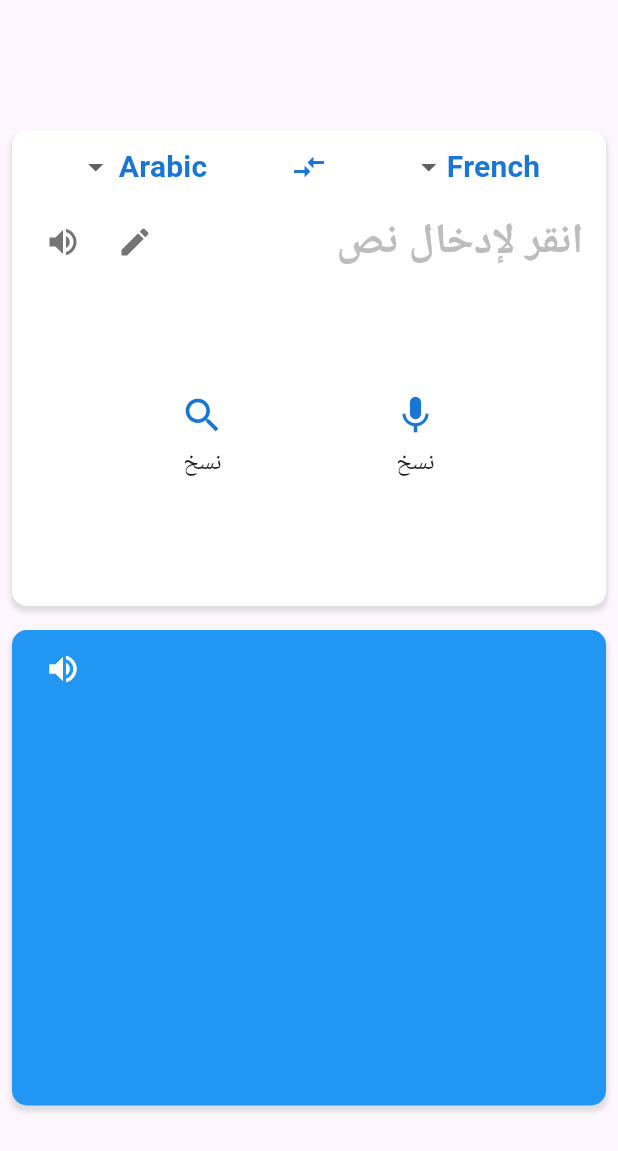
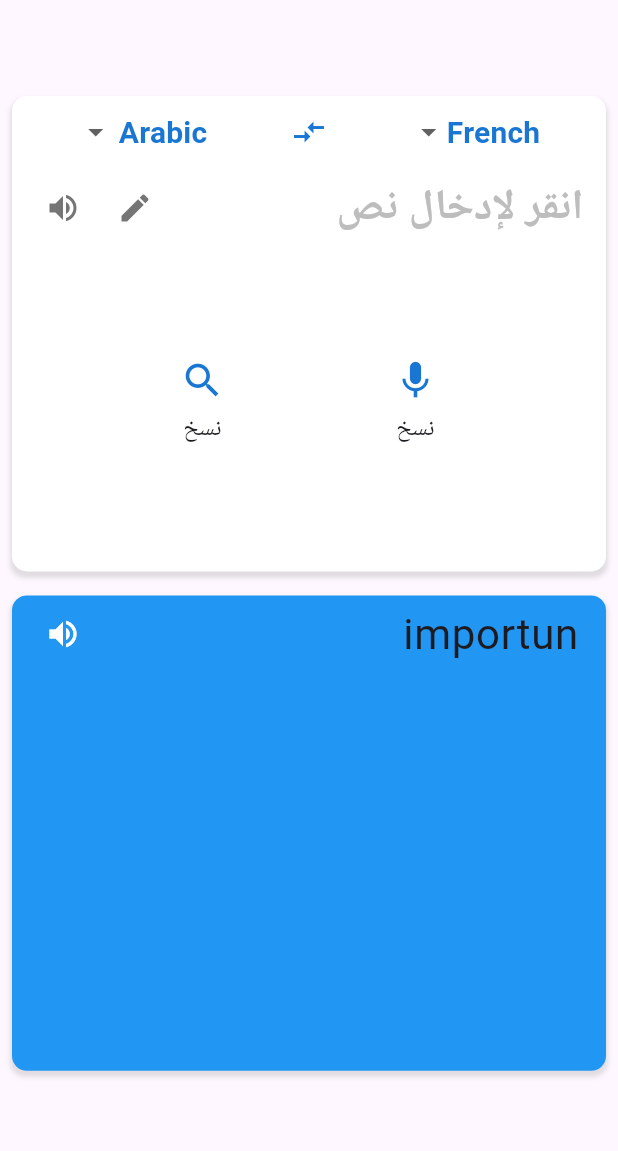
Before and after one commit to KhalidMeftu/fun_with_flutter_speech_to_text_text_to_speech, a Flutter app: the screen it shows after launch, after a tap on the "compare arrows" icon, after a tap on "نسخ", on a phone screen of 412 x 824 dp. Shown: the top 1151 px of the screen. Run offline on Flutter 3.47's test engine with Material 2 defaults, Android fonts, the phone set to English and light mode, and no system bars; our stand-ins replace easy_localization, flutter_tts, speech_to_text.

Commit message:
added map translation functionality

```diff
--- a/lib/home_page.dart
+++ b/lib/home_page.dart
@@ -12,16 +12,15 @@ class UserHome extends StatefulWidget {
 }
 
 class _UserHomeState extends State<UserHome> {
-  final FlutterTts flutterTts= FlutterTts();
+  final FlutterTts flutterTts = FlutterTts();
   final TextEditingController _controller = TextEditingController();
   final TextEditingController _controller2 = TextEditingController();
   FocusNode focusNode = FocusNode();
   String _selectedFromLanguage = 'French';
   String _selectedToLanguage = 'Arabic';
-  bool isTransalated=false;
+  bool isTransalated = false;
   late speachToText.SpeechToText _speech;
   bool _isListening = false;
-
 
   @override
   void initState() {
@@ -30,12 +29,14 @@ class _UserHomeState extends State<UserHome> {
 
     super.initState();
   }
+
   @override
   Widget build(BuildContext context) {
     return Scaffold(
-      body:
-      Center(
-        child: Column(
+      appBar:AppBar(),
+      body: SingleChildScrollView(
+        child:
+        Column(
           crossAxisAlignment: CrossAxisAlignment.center,
           mainAxisAlignment: MainAxisAlignment.center,
           children: [
@@ -88,24 +89,15 @@ class _UserHomeState extends State<UserHome> {
                             color: Colors.blue[700],
                           ),
                           onPressed: () {
-
                             print("Current Locale");
                             print(context.locale.languageCode.toString());
-                            print(context.locale.languageCode=="ar");
+                            print(context.locale.languageCode == "ar");
 
-                            if(context.locale.languageCode=="ar")
-                            {
+                            if (context.locale.languageCode == "ar") {
                               context.setLocale(const Locale('fr'));
-
+                            } else {
+                              context.setLocale(const Locale('ar'));
                             }
-                            else
-                            {
-                                 context.setLocale(const Locale('ar'));
-
-                            }
-
-
-
                           },
                         ),
                         DropdownButton(
@@ -139,8 +131,10 @@ class _UserHomeState extends State<UserHome> {
                           children: [
                             Expanded(
                               child: Container(
-                                height: MediaQuery.of(context).size.height / 6.5,
-                                margin: const EdgeInsets.symmetric(horizontal: 10),
+                                height:
+                                    MediaQuery.of(context).size.height / 6.5,
+                                margin:
+                                    const EdgeInsets.symmetric(horizontal: 10),
                                 child: TextFormField(
                                   style: const TextStyle(fontSize: 28),
                                   controller: _controller,
@@ -165,8 +159,7 @@ class _UserHomeState extends State<UserHome> {
                                             color: Colors.grey[600],
                                           ),
                                           onPressed: () {
-                                            _controller.text="";
-
+                                            _controller.text = "";
                                           },
                                         ),
                                         IconButton(
@@ -175,19 +168,21 @@ class _UserHomeState extends State<UserHome> {
                                             color: Colors.grey[600],
                                           ),
                                           onPressed: () async {
-                                            if(context.locale.languageCode=="ar")
-                                            {
-                                              String val = _controller.text.toString();
-                                              speakInputArabicWord(val,flutterTts);
+                                            if (context.locale.languageCode ==
+                                                "ar") {
+                                              String val =
+                                                  _controller.text.toString();
+                                              speakInputArabicWord(
+                                                  val, flutterTts);
+                                            } else if (context
+                                                    .locale.languageCode ==
+                                                "fr") {
+                                              String val2 =
+                                                  _controller.text.toString();
 
+                                              speakInputFrenchWord(
+                                                  val2, flutterTts);
                                             }
-                                            else if(context.locale.languageCode=="fr")
-                                            {
-                                              String val2 = _controller.text.toString();
-
-                                              speakInputFrenchWord(val2, flutterTts);
-                                            }
-
                                           },
                                         ),
                                       ],
@@ -202,16 +197,16 @@ class _UserHomeState extends State<UserHome> {
                         Row(
                           mainAxisAlignment: MainAxisAlignment.spaceEvenly,
                           children: [
-
                             GestureDetector(
-                              child:
-                              Column(
+                              child: Column(
                                 children: [
-                                  _isListening? const Icon(
+                                  _isListening
+                                      ? const Icon(
                                           Icons.mic,
                                           size: 30,
                                           color: Colors.red,
-                                  ):Icon(
+                                        )
+                                      : Icon(
                                           Icons.mic,
                                           size: 30,
                                           color: Colors.blue[700],
@@ -228,92 +223,26 @@ class _UserHomeState extends State<UserHome> {
                                 ],
                               ),
                               onTapDown: (_) {
-
-                                if(context.locale.languageCode=="ar")
-                                {
+                                if (context.locale.languageCode == "ar") {
                                   _listen();
-
-                                }
-
-                                else if(context.locale.languageCode=="fr")
-                                {
+                                } else if (context.locale.languageCode ==
+                                    "fr") {
                                   _listenFr();
-
                                 }
                               },
                             ),
-
                             InkWell(
-                              onTap: () async
-                              {
-                                if(context.locale.languageCode=="ar")
-                                {
-
-                                  String inputText= _controller.text.toString().trim();
-                                  final List l = inputText.split(' ');
-                                  if(l.length==1)
-                                  {
+                              onTap: () async {
                                 setState(() {
-                                      isTransalated=true;
+                                  isTransalated = true;
                                 });
 
-                                 //   var result = await fetchFrenchWord(_controller.text.toString());
-                                    //_controller.text="";
-                                   // _controller2.text=result.arabic_word.toString();
-
-                                  }
-                                  else
-                                  {
-                                    setState(() {
-                                      isTransalated=true;
-                                    });
-                                    print("Length");
-                                    print(l.length);
-                                    print("Searching Sentence");
-                                  //  var result = await fetchFrenchSentence(_controller.text.toString());
-                                    //_controller.text="";
-                                  //  _controller2.text=result.fr_word.toString();
-                                  }
-
-                                }
-
-                                else if(context.locale.languageCode=="fr")
-                                {
-                                  String inputText= _controller.text.toString().trim();
-                                  final List l = inputText.split(' ');
-                                  if(l.length==1)
-                                  {
-                                    setState(() {
-                                      isTransalated=true;
-                                    });
-                                    print("Length");
-                                    print(l.length);
-                                    print("Searching Word");
-                                    // this is word
-                                    // request word translation API FR input french AR
-                                 //   var result = await fetchArabicWord(_controller.text.toString());
-                                    //_controller2.text="";
-                                 //   _controller2.text=result.fr_word.toString();
-
-                                  }
-                                  else
-                                  {
-                                    setState(() {
-                                      isTransalated=true;
-                                    });
-                                    print("Length");
-                                    print(l.length);
-                                    print("Searching Sentnce");
-                                    // else its sentce
-                                    // request Snetnce translation Api
-                                    //var result = await fetchArabicSentence(_controller.text.toString());
-                                    //_controller.text="";
-                                    //_controller2.text=result.arabic_word.toString();
-
-                                  }
-                                }
+                                String? translatedData = searchMap(
+                                    _controller.text.toString(),
+                                    context.locale.languageCode.toString());
+                                _controller2.text = "";
+                                _controller2.text = translatedData??'';
                               },
-                              child: Container(
                               child: Column(
                                 children: [
                                   Icon(
@@ -333,8 +262,6 @@ class _UserHomeState extends State<UserHome> {
                                 ],
                               ),
                             ),
-                            ),
-
                           ],
                         )
                       ],
@@ -344,9 +271,8 @@ class _UserHomeState extends State<UserHome> {
               ),
             ),
 
-
-
-            isTransalated? Padding(
+            isTransalated
+                ? Padding(
                     padding: const EdgeInsets.all(8.0),
                     child: Container(
                       height: MediaQuery.of(context).size.height / 2.6,
@@ -358,32 +284,29 @@ class _UserHomeState extends State<UserHome> {
                             color: Colors.grey.withOpacity(0.3),
                             spreadRadius: 1,
                             blurRadius: 2,
-                      offset: const Offset(0, 3), // changes position of shadow
+                            offset: const Offset(
+                                0, 3), // changes position of shadow
                           ),
                         ],
                       ),
                       child: Column(
                         children: [
-
                           Column(
                             children: [
                               Row(
-                          // Camera Conversation
                                 children: [
                                   Expanded(
-                              child:
-                              /*Container(
-                                  height: MediaQuery.of(context).size.height / 6.5,
-                                  margin: EdgeInsets.symmetric(horizontal: 10),
-                                  child:Text();
-                                ), */
-                              Container(
-                                height: MediaQuery.of(context).size.height / 6.5,
-                                margin: const EdgeInsets.symmetric(horizontal: 10),
+                                    child: Container(
+                                      height:
+                                          MediaQuery.of(context).size.height /
+                                              6.5,
+                                      margin: const EdgeInsets.symmetric(
+                                          horizontal: 10),
                                       child: TextFormField(
                                         style: const TextStyle(fontSize: 28),
                                         controller: _controller2,
-                                  textAlignVertical: TextAlignVertical.center,
+                                        textAlignVertical:
+                                            TextAlignVertical.center,
                                         keyboardType: TextInputType.multiline,
                                         maxLines: 5,
                                         minLines: 1,
@@ -397,7 +320,6 @@ class _UserHomeState extends State<UserHome> {
                                           suffixIcon: Row(
                                             mainAxisSize: MainAxisSize.min,
                                             children: [
-
                                               IconButton(
                                                 icon: const Icon(
                                                   Icons.volume_up,
@@ -405,26 +327,32 @@ class _UserHomeState extends State<UserHome> {
                                                 ),
                                                 onPressed: () {
                                                   setState(() {
-                                              _isListening=false;
+                                                    _isListening = false;
                                                   });
-                                            if(context.locale.languageCode=="ar")
-                                            {
+                                                  if (context.locale
+                                                          .languageCode ==
+                                                      "ar") {
+                                                    String val = _controller2
+                                                        .text
+                                                        .toString();
+                                                    speakOutFrench(
+                                                        val, flutterTts);
+                                                  } else if (context.locale
+                                                          .languageCode ==
+                                                      "fr") {
+                                                    String val2 = _controller2
+                                                        .text
+                                                        .toString();
 
-                                              String val = _controller2.text.toString();
-                                              speakOutFrench(val, flutterTts);
-
-                                            }
-                                            else if(context.locale.languageCode=="fr")
-                                            {
-                                              String val2 = _controller2.text.toString();
-
-                                              speakOutArabic(val2, flutterTts);
+                                                    speakOutArabic(
+                                                        val2, flutterTts);
                                                   }
                                                 },
                                               ),
                                             ],
                                           ),
-                                    contentPadding: const EdgeInsets.all(5),
+                                          contentPadding:
+                                              const EdgeInsets.all(5),
                                         ),
                                       ),
                                     ),
@@ -436,18 +364,16 @@ class _UserHomeState extends State<UserHome> {
                         ],
                       ),
                     ),
-            ):Container(),
+                  )
+                : Container(),
             //  Middle Card
-
           ],
         ),
       ),
-
     );
   }
 
   void _listen() async {
-
     if (!_isListening) {
       bool available = await _speech.initialize(
         onStatus: (val) => print('onStatus: $val'),
@@ -456,7 +382,7 @@ class _UserHomeState extends State<UserHome> {
       if (available) {
         setState(() => _isListening = true);
         _speech.listen(
-          localeId:'ar',
+          localeId: 'ar',
           onResult: (val) => setState(() {
             _controller.text = val.recognizedWords;
             if (val.hasConfidenceRating && val.confidence > 0) {
@@ -472,7 +398,6 @@ class _UserHomeState extends State<UserHome> {
   }
 
   void _listenFr() async {
-
     if (!_isListening) {
       bool available = await _speech.initialize(
         onStatus: (val) => print('onStatus: $val'),
@@ -481,9 +406,8 @@ class _UserHomeState extends State<UserHome> {
       if (available) {
         setState(() => _isListening = true);
         _speech.listen(
-          localeId:firstLanguage.code,
+          localeId: firstLanguage.code,
           onResult: (val) => setState(() {
-
             _controller.text = val.recognizedWords;
             if (val.hasConfidenceRating && val.confidence > 0) {
               //_confidence = val.confidence;
--- a/lib/utils/utils_data.dart
+++ b/lib/utils/utils_data.dart
@@ -46,3 +46,52 @@ Future speakOutArabic(String arWord, FlutterTts flutterTts) async
   await flutterTts.setPitch(1);
   await flutterTts.speak(arWord);
 }
+
+
+Map<String, String> arabicToFrenchData = {
+  'مرحبا': 'importun',
+  'غير مرحب به': 'il est le bienvenu',
+};
+
+Map<String, String> frenchToArabicData = {
+  'importun':'مرحبا',
+  'il est le bienvenu':'غير مرحب به',
+  'Salut':'الوداع',
+};
+
+Map<String, String> mix = {
+  'importun':'مرحبا',
+  'il est le bienvenu':'غير مرحب به',
+  'Salut':'الوداع',
+  'مرحبا': 'importun',
+  'غير مرحب به': 'il est le bienvenu',
+};
+
+
+
+String? searchMap(String query,String languageCode ) {
+
+  if (languageCode == "ar") {
+    final List<String> arabicMatchingKey = arabicToFrenchData.keys
+        .where((key) => key.toLowerCase().contains(query.toLowerCase()))
+        .toList();
+    if (arabicMatchingKey.isNotEmpty) {
+      final String firstMatchingKey = arabicMatchingKey.first;
+      return arabicToFrenchData[firstMatchingKey];
+    } else {
+      return 'No matching value found';
+    }
+  }
+  else if(languageCode == "fr") {
+    final List<String> frenchMatchingKeys = frenchToArabicData.keys
+        .where((key) => key.toLowerCase().contains(query.toLowerCase()))
+        .toList();
+
+    if (frenchMatchingKeys.isNotEmpty) {
+      final String firstMatchingKey = frenchMatchingKeys.first;
+      return frenchToArabicData[firstMatchingKey];
+    } else {
+      return 'No matching value found';
+    }
+  }
+}
```
Lines whose indentation alone changed are shown as unchanged.
